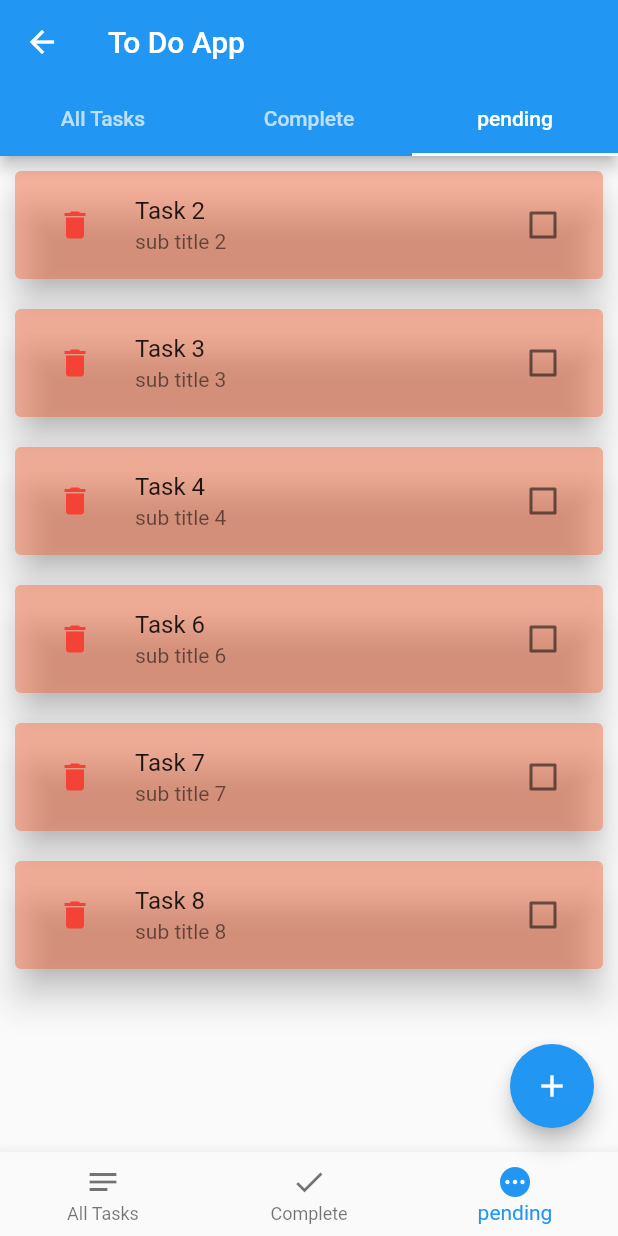
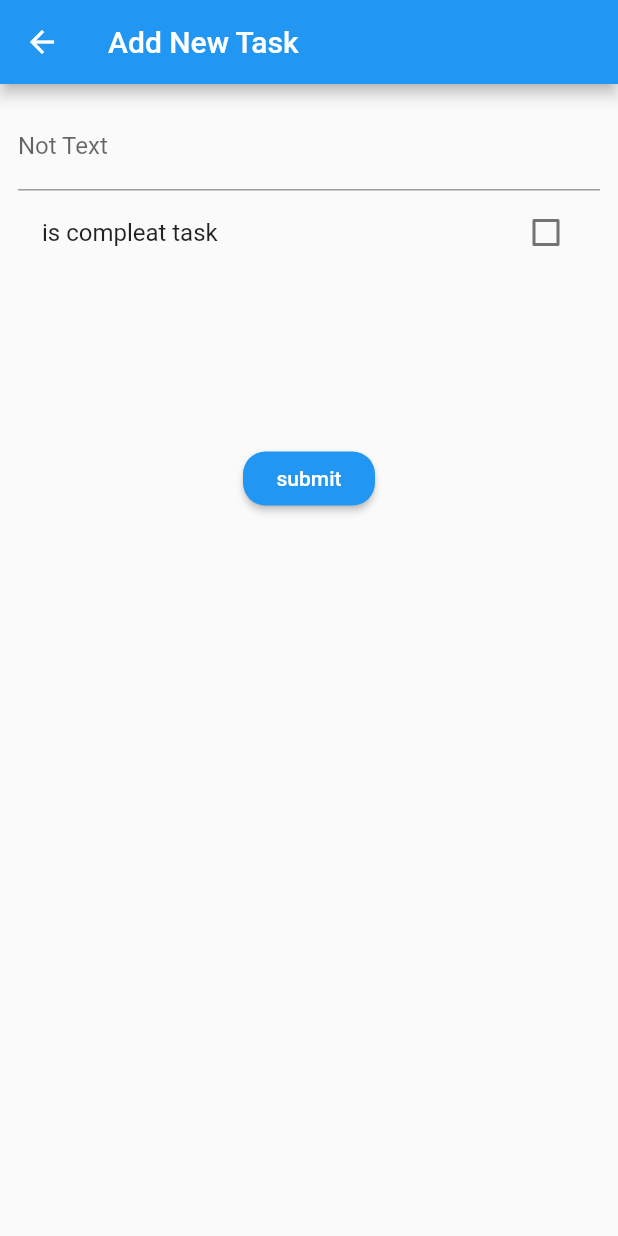
Before and after one commit to osamamohammed98/GSG_HomeWork, a Flutter app: the ToDoApp screen opened directly, item 3 of the bottom bar chosen, after a tap on the "add" icon, on a phone screen of 412 x 824 dp. Run offline on Flutter 3.47's test engine with Material 2 defaults, Android fonts, the phone set to English and light mode, and no system bars.

Commit message:
to do app with stat full widget home work ❤ add provider

```diff
--- /dev/null
+++ b/lib/hw_two/add_task.dart
@@ -0,0 +1,73 @@
+import 'package:flutter/material.dart';
+import 'package:gsg_homework_app/hw_three/util/style.dart';
+import 'package:gsg_homework_app/hw_two/gloable_data.dart';
+import 'package:gsg_homework_app/hw_two/provider/task_provider.dart';
+import 'package:gsg_homework_app/hw_two/task.dart';
+import 'package:provider/provider.dart';
+
+class AddNewTask extends StatefulWidget {
+  @override
+  _AddNewTaskState createState() => _AddNewTaskState();
+}
+
+class _AddNewTaskState extends State<AddNewTask> {
+  String taskName;
+  bool isCompleat = false;
+
+  @override
+  Widget build(BuildContext context) {
+    return Scaffold(
+      appBar: AppBar(
+        title: Text("Add New Task"),
+      ),
+      body: Consumer<TasksProvider>(
+        builder: (context, value, child) {
+          return  Column(
+
+            children: [
+              Padding(
+                padding: const EdgeInsets.all(12.0),
+                child: Column(
+                  children: [
+                    TextField(
+                      decoration: InputDecoration(
+                        labelText: "Not Text",
+                      ),
+                      onChanged: (value) {
+                        setState(() {
+                          taskName = value;
+                        });
+                      },
+                    ),
+                    CheckboxListTile(
+                      title: Text("is compleat task"),
+                      value: isCompleat,
+                      onChanged: (value) {
+                        setState(() {
+                          isCompleat = value;
+                        });
+                      },
+                    ),
+                  ],
+                ),
+              ),
+              SizedBox(height: 100,),
+              RaisedButton(
+                child: Text("submit" ,style: TextStyle(color: colorWhite),),
+                onPressed: () {
+                  value.addNewTask(Tasks(title: taskName , isDone: isCompleat , subTitle: taskName));
+                 // tasks.add(Tasks(title: taskName , isDone: isCompleat , subTitle: taskName));
+                  Navigator.pop(context);
+                },
+                color: colorBlue,
+                shape: RoundedRectangleBorder(
+                  borderRadius: BorderRadius.circular(15),
+                ),
+              ),
+            ],
+          );
+        },
+      ),
+    );
+  }
+}
--- a/lib/hw_two/gloable_data.dart
+++ b/lib/hw_two/gloable_data.dart
@@ -2,18 +2,7 @@ import 'package:flutter/cupertino.dart';
 import 'package:flutter/material.dart';
 import 'package:gsg_homework_app/hw_two/task.dart';
 
-List<Tasks> tasks = [
-  Tasks(title: "Task 1", id: 1, isDone: true, subTitle: "sub title 1"),
-  Tasks(title: "Task 2", id: 2, isDone: false, subTitle: "sub title 2"),
-  Tasks(title: "Task 3", id: 3, isDone: false, subTitle: "sub title 3"),
-  Tasks(title: "Task 4", id: 4, isDone: false, subTitle: "sub title 4"),
-  Tasks(title: "Task 5", id: 5, isDone: true, subTitle: "sub title 5"),
-  Tasks(title: "Task 6", id: 6, isDone: false, subTitle: "sub title 6"),
-  Tasks(title: "Task 7", id: 7, isDone: false, subTitle: "sub title 7"),
-  Tasks(title: "Task 8", id: 8, isDone: false, subTitle: "sub title 8"),
-  Tasks(title: "Task 9", id: 9, isDone: true, subTitle: "sub title 9"),
-  Tasks(title: "Task 10", id: 10, isDone: true, subTitle: "sub title 10"),
-];
+
 
 class CustomSnakeBar extends StatelessWidget {
   final String title;
--- /dev/null
+++ b/lib/hw_two/provider/task_provider.dart
@@ -0,0 +1,43 @@
+import 'package:flutter/cupertino.dart';
+import 'package:gsg_homework_app/hw_two/task.dart';
+
+class TasksProvider extends ChangeNotifier {
+  List<Tasks> tasks = [
+    Tasks(title: "Task 1", id: 1, isDone: true, subTitle: "sub title 1"),
+    Tasks(title: "Task 2", id: 2, isDone: false, subTitle: "sub title 2"),
+    Tasks(title: "Task 3", id: 3, isDone: false, subTitle: "sub title 3"),
+    Tasks(title: "Task 4", id: 4, isDone: false, subTitle: "sub title 4"),
+    Tasks(title: "Task 5", id: 5, isDone: true, subTitle: "sub title 5"),
+    Tasks(title: "Task 6", id: 6, isDone: false, subTitle: "sub title 6"),
+    Tasks(title: "Task 7", id: 7, isDone: false, subTitle: "sub title 7"),
+    Tasks(title: "Task 8", id: 8, isDone: false, subTitle: "sub title 8"),
+    Tasks(title: "Task 9", id: 9, isDone: true, subTitle: "sub title 9"),
+    Tasks(title: "Task 10", id: 10, isDone: true, subTitle: "sub title 10"),
+  ];
+
+  List<Tasks> doneTasks = [];
+  List<Tasks> unDoneTasks = [];
+
+  setTasksList() {
+    doneTasks = tasks.where((element) => element.isDone).toList();
+    unDoneTasks = tasks.where((element) => !element.isDone).toList();
+    notifyListeners();
+  }
+
+  addNewTask(Tasks tasksObject){
+    tasks.add(tasksObject);
+    setTasksList();
+  }
+  deleteTask(Tasks tasksObject){
+   /* int index = tasks.indexOf(tasksObject);
+    tasks.removeAt(index);*/
+   tasks.remove(tasksObject);
+   setTasksList();
+  }
+
+  editTasksState(Tasks tasksObject){
+    int index = tasks.indexOf(tasksObject);
+    tasks[index].isDone = !tasks[index].isDone;
+    setTasksList();
+  }
+}
--- a/lib/hw_two/tasks_ui/all_tasks.dart
+++ b/lib/hw_two/tasks_ui/all_tasks.dart
@@ -1,4 +1,6 @@
 import 'package:flutter/material.dart';
+import 'package:gsg_homework_app/hw_two/provider/task_provider.dart';
+import 'package:provider/provider.dart';
 
 import '../gloable_data.dart';
 import '../task.dart';
@@ -41,13 +43,17 @@ class _AllTasksState extends State<AllTasks> {
         ),
         title: Text("${widget.task.title}"),
         subtitle: Text("${widget.task.subTitle}"),
-        trailing: Checkbox(
-          value: widget.task.isDone,
-          onChanged: (value) {
-            widget.task.isDone = value;
-            tasks[widget.task.id - 1].isDone = value;
-            setState(() {});
-          },
+        trailing: Consumer<TasksProvider>(
+          builder: (context, values, child) => Checkbox(
+            value: widget.task.isDone,
+            onChanged: (value) {
+              values.editTasksState(widget.task);
+              // widget.task.isDone = value;
+              // tasks[widget.task.id - 1].isDone = value;
+              // setState(() {});
+            },
+          ),
+
         ),
       ),
     );
--- a/lib/hw_two/tasks_ui/pending_tasks.dart
+++ b/lib/hw_two/tasks_ui/pending_tasks.dart
@@ -1,4 +1,6 @@
 import 'package:flutter/material.dart';
+import 'package:gsg_homework_app/hw_two/provider/task_provider.dart';
+import 'package:provider/provider.dart';
 
 import '../gloable_data.dart';
 import '../task.dart';
@@ -38,13 +40,16 @@ class _PendingTasksState extends State<PendingTasks> {
               ),
               subtitle: Text("${widget.task.subTitle}"),
               title: Text("${widget.task.title}"),
-              trailing: Checkbox(
-                value: widget.task.isDone,
-                onChanged: (value) {
-                  widget.task.isDone = value;
-                  tasks[widget.task.id - 1].isDone = value;
-                  setState(() {});
-                },
+              trailing: Consumer<TasksProvider>(
+                builder: (context, values, child) =>Checkbox(
+                  value: widget.task.isDone,
+                  onChanged: (value) {
+                    values.editTasksState(widget.task);
+                   /* widget.task.isDone = value;
+                    tasks[widget.task.id - 1].isDone = value;
+                    setState(() {});*/
+                  },
+                ) ,
               ),
             )
           : null,
--- a/lib/hw_two/to_do_app.dart
+++ b/lib/hw_two/to_do_app.dart
@@ -1,10 +1,12 @@
 import 'package:flutter/material.dart';
 import 'package:flutter/services.dart';
-import 'package:gsg_homework_app/hw_two/gloable_data.dart';
+import 'package:gsg_homework_app/hw_two/add_task.dart';
+import 'package:gsg_homework_app/hw_two/provider/task_provider.dart';
 import 'package:gsg_homework_app/hw_two/task.dart';
 import 'package:gsg_homework_app/hw_two/tasks_ui/all_tasks.dart';
 import 'package:gsg_homework_app/hw_two/tasks_ui/complete_tasks.dart';
 import 'package:gsg_homework_app/hw_two/tasks_ui/pending_tasks.dart';
+import 'package:provider/provider.dart';
 
 class ToDoApp extends StatefulWidget {
   @override
@@ -21,9 +23,7 @@ class _ToDoAppState extends State<ToDoApp> with SingleTickerProviderStateMixin {
     _tabController = TabController(length: 3, vsync: this);
   }
 
-  showCustomDilaog(BuildContext context, Tasks tasksObj) {
-
-  }
+  showCustomDilaog(BuildContext context, Tasks tasksObj) {}
 
   @override
   Widget build(BuildContext context) {
@@ -32,6 +32,15 @@ class _ToDoAppState extends State<ToDoApp> with SingleTickerProviderStateMixin {
     return Scaffold(
       appBar: AppBar(
         title: Text("To Do App"),
+        actions: [
+          IconButton(
+              icon: Icon(Icons.add),
+              onPressed: () async {
+                await Navigator.of(context).push(MaterialPageRoute(
+                  builder: (context) => AddNewTask(),
+                ));
+              })
+        ],
         bottom: TabBar(
           controller: _tabController,
           tabs: [
@@ -47,27 +56,31 @@ class _ToDoAppState extends State<ToDoApp> with SingleTickerProviderStateMixin {
           ],
         ),
       ),
-      body: TabBarView(
+      body: Consumer<TasksProvider>(
+        builder: (context, value, child) {
+          return TabBarView(
             controller: _tabController,
             children: [
               SingleChildScrollView(
                 child: Column(
-              children: tasks
+                  children: value.tasks
                       .map(
                         (e) => AllTasks(
                           task: e,
-                      function: (context, e){
+                          function: (context, e) {
                             return showDialog(
                               context: context,
                               builder: (context) {
                                 return AlertDialog(
                                   title: Text("Delete"),
-                              content: Text("Are you want delete this tasks?"),
+                                  content:
+                                      Text("Are you want delete this tasks?"),
                                   actions: [
                                     FlatButton(
                                         onPressed: () {
-                                      tasks.remove(e);
-                                      setState(() {});
+                                          value.deleteTask(e);
+                                          /*tasks.remove(e);
+                            setState(() {});*/
                                           Navigator.pop(context);
                                         },
                                         child: Text("Ok")),
@@ -88,23 +101,24 @@ class _ToDoAppState extends State<ToDoApp> with SingleTickerProviderStateMixin {
               ),
               SingleChildScrollView(
                 child: Column(
-              children: tasks
-                  .where((element) => element.isDone)
+                  children: value.doneTasks
                       .map(
                         (e) => CompleteTasks(
                           task: e,
-                      fun:(context, e){
+                          fun: (context, e) {
                             return showDialog(
                               context: context,
                               builder: (context) {
                                 return AlertDialog(
                                   title: Text("Delete"),
-                              content: Text("Are you want delete this tasks?"),
+                                  content:
+                                      Text("Are you want delete this tasks?"),
                                   actions: [
                                     FlatButton(
                                         onPressed: () {
-                                      tasks.remove(e);
-                                      setState(() {});
+                                          value.deleteTask(e);
+                                          /*tasks.remove(e);
+                                            setState(() {});*/
                                           Navigator.pop(context);
                                         },
                                         child: Text("Ok")),
@@ -125,23 +139,24 @@ class _ToDoAppState extends State<ToDoApp> with SingleTickerProviderStateMixin {
               ),
               SingleChildScrollView(
                 child: Column(
-              children: tasks
-                  .where((element) => !element.isDone)
+                  children: value.unDoneTasks
                       .map(
                         (e) => PendingTasks(
                           task: e,
-                      fun: (context, e){
+                          fun: (context, e) {
                             return showDialog(
                               context: context,
                               builder: (context) {
                                 return AlertDialog(
                                   title: Text("Delete"),
-                              content: Text("Are you want delete this tasks?"),
+                                  content:
+                                      Text("Are you want delete this tasks?"),
                                   actions: [
                                     FlatButton(
                                         onPressed: () {
-                                      tasks.remove(e);
-                                      setState(() {});
+                                          value.deleteTask(e);
+                                          /*tasks.remove(e);
+                                    setState(() {});*/
                                           Navigator.pop(context);
                                         },
                                         child: Text("Ok")),
@@ -161,6 +176,8 @@ class _ToDoAppState extends State<ToDoApp> with SingleTickerProviderStateMixin {
                 ),
               ),
             ],
+          );
+        },
       ),
       bottomNavigationBar: BottomNavigationBar(
         currentIndex: indexItemBtn,
--- a/pubspec.yaml
+++ b/pubspec.yaml
@@ -28,6 +28,7 @@ dependencies:
   # The following adds the Cupertino Icons font to your application.
   # Use with the CupertinoIcons class for iOS style icons.
   cupertino_icons: ^1.0.0
+  provider:
 
 dev_dependencies:
   flutter_test:
```
Also changed, not shown: lib/hw_two/tasks_ui/complete_tasks.dart (+12 -7 lines), lib/main.dart (+14 -7 lines), pubspec.lock. Lines whose indentation alone changed are shown as unchanged.
